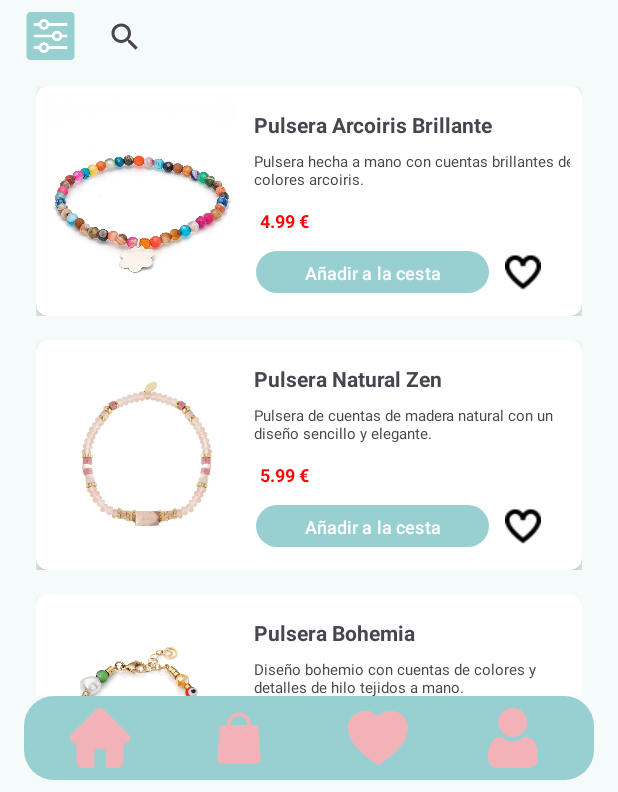
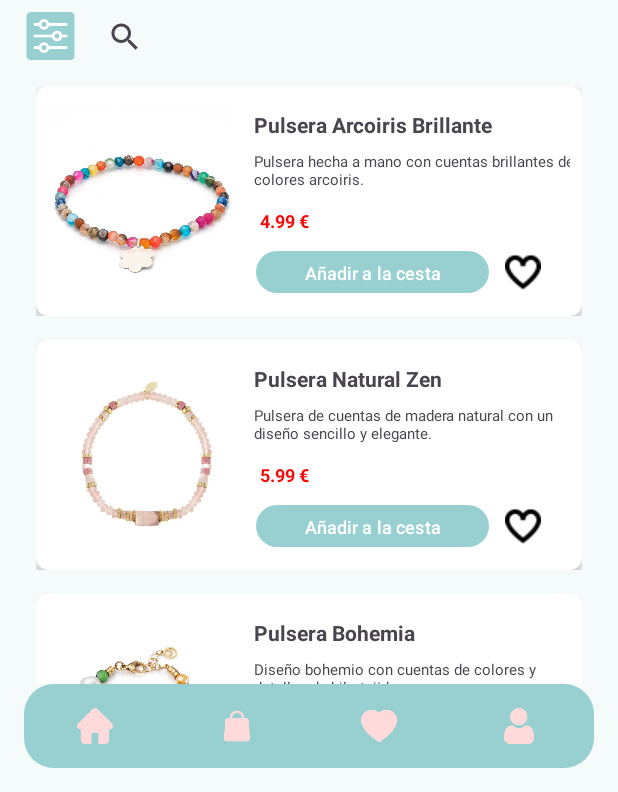
Before and after one commit to danivaraujom/AppMovilDanivDesigns, an Android app: the screen it shows after launch (MainActivity), on a phone screen of 412 x 824 dp, the part 444-1236 px from its top. Run offline under Robolectric (Android 15) with nearby library versions, the phone set to English and light mode, and no system bars.

Commit message:
Unidad 4

```diff
--- a/app/build.gradle.kts
+++ b/app/build.gradle.kts
@@ -37,6 +37,7 @@ dependencies {
     implementation(libs.material)
     implementation(libs.activity)
     implementation(libs.constraintlayout)
+    implementation(libs.car.ui.lib)
     testImplementation(libs.junit)
     androidTestImplementation(libs.ext.junit)
     androidTestImplementation(libs.espresso.core)
--- a/app/src/main/java/com/carba/appmovildanivdesigns/Producto.java
+++ b/app/src/main/java/com/carba/appmovildanivdesigns/Producto.java
@@ -65,4 +65,8 @@ public class Producto {
                 ", esFavorito=" + esFavorito +
                 '}';
     }
+
+    public Object getTipo() {
+        return null;
+    }
 }
--- a/app/src/main/res/layout/activity_main.xml
+++ b/app/src/main/res/layout/activity_main.xml
@@ -48,66 +48,10 @@
         android:layout_marginStart="16dp"
         android:layout_marginTop="8dp"
         android:layout_marginEnd="16dp"
-        app:layout_constraintBottom_toTopOf="@id/barraInferior"
+        app:layout_constraintBottom_toTopOf="@id/tabLayout"
         app:layout_constraintEnd_toEndOf="parent"
         app:layout_constraintStart_toStartOf="parent"
         app:layout_constraintTop_toBottomOf="@id/buscador" />
-
-    <LinearLayout
-        android:id="@+id/barraInferior"
-        android:layout_width="match_parent"
-        android:layout_height="56dp"
-        android:orientation="horizontal"
-        android:gravity="center"
-        android:padding="4dp"
-        android:layout_marginStart="16dp"
-        android:layout_marginEnd="16dp"
-        android:layout_marginBottom="8dp"
-        app:layout_constraintBottom_toBottomOf="parent"
-        app:layout_constraintEnd_toEndOf="parent"
-        app:layout_constraintStart_toStartOf="parent"
-        android:background="@drawable/barra_inferior">
-
-        <ImageButton
-            android:id="@+id/home"
-            android:layout_width="0dp"
-            android:layout_height="40dp"
-            android:layout_weight="1"
-            android:background="@null"
-            android:contentDescription="@string/home"
-            android:scaleType="centerInside"
-            android:src="@drawable/ic_home" />
-
-        <ImageButton
-            android:id="@+id/cesta"
-            android:layout_width="0dp"
-            android:layout_height="40dp"
-            android:layout_weight="1"
-            android:background="@null"
-            android:contentDescription="@string/cesta"
-            android:scaleType="centerInside"
-            android:src="@drawable/ic_cesta" />
-
-        <ImageButton
-            android:id="@+id/favorito"
-            android:layout_width="0dp"
-            android:layout_height="40dp"
-            android:layout_weight="1"
-            android:background="@null"
-            android:contentDescription="@string/favoritos"
-            android:scaleType="centerInside"
-            android:src="@drawable/ic_favorito" />
-
-        <ImageButton
-            android:id="@+id/usuario"
-            android:layout_width="0dp"
-            android:layout_height="40dp"
-            android:layout_weight="1"
-            android:background="@null"
-            android:contentDescription="@string/usuario"
-            android:scaleType="centerInside"
-            android:src="@drawable/ic_usuario" />
-    </LinearLayout>
 
     <LinearLayout
         android:id="@+id/barraSuperior"
@@ -180,4 +124,50 @@
             android:trackTint="@color/md_theme_secondaryContainer" />
     </LinearLayout>
 
+    <com.google.android.material.tabs.TabLayout
+        android:id="@+id/tabLayout"
+        android:layout_width="match_parent"
+        android:layout_height="56dp"
+        android:layout_marginStart="16dp"
+        android:layout_marginEnd="16dp"
+        android:layout_marginBottom="16dp"
+        android:background="@drawable/barra_inferior"
+        app:layout_constraintBottom_toBottomOf="parent"
+        app:layout_constraintEnd_toEndOf="parent"
+        app:layout_constraintHorizontal_bias="0.0"
+        app:layout_constraintStart_toStartOf="parent"
+        app:layout_constraintTop_toBottomOf="@+id/listaProductos"
+        app:layout_constraintVertical_bias="1.0"
+        app:tabGravity="fill"
+        app:tabIconTint="@color/md_theme_secondaryContainer"
+        app:tabIndicatorColor="@color/md_theme_primary"
+        app:tabIndicatorHeight="4dp"
+        app:tabMode="fixed"
+        app:tabRippleColor="@android:color/transparent">
+
+        <com.google.android.material.tabs.TabItem
+            android:id="@+id/tabHome"
+            android:layout_width="wrap_content"
+            android:layout_height="wrap_content"
+            android:icon="@drawable/ic_home" />
+
+        <com.google.android.material.tabs.TabItem
+            android:id="@+id/tabCesta"
+            android:layout_width="wrap_content"
+            android:layout_height="wrap_content"
+            android:icon="@drawable/ic_cesta" />
+
+        <com.google.android.material.tabs.TabItem
+            android:id="@+id/tabFavoritos"
+            android:layout_width="wrap_content"
+            android:layout_height="wrap_content"
+            android:icon="@drawable/ic_favorito" />
+
+        <com.google.android.material.tabs.TabItem
+            android:id="@+id/tabUsuario"
+            android:layout_width="wrap_content"
+            android:layout_height="wrap_content"
+            android:icon="@drawable/ic_usuario" />
+
+    </com.google.android.material.tabs.TabLayout>
 </androidx.constraintlayout.widget.ConstraintLayout>
--- /dev/null
+++ b/app/src/main/res/menu/menu_principal.xml
@@ -0,0 +1,9 @@
+<?xml version="1.0" encoding="utf-8"?>
+<menu xmlns:android="http://schemas.android.com/apk/res/android">
+    <item
+        android:id="@+id/pulsera"
+        android:title="Pulsera" />
+    <item
+        android:id="@+id/collar"
+        android:title="Collar" />
+</menu>
--- a/gradle/libs.versions.toml
+++ b/gradle/libs.versions.toml
@@ -7,6 +7,7 @@ appcompat = "1.7.0"
 material = "1.12.0"
 activity = "1.9.3"
 constraintlayout = "2.2.0"
+carUiLib = "2.6.0"
 
 [libraries]
 junit = { group = "junit", name = "junit", version.ref = "junit" }
@@ -16,6 +17,7 @@ appcompat = { group = "androidx.appcompat", name = "appcompat", version.ref = "a
 material = { group = "com.google.android.material", name = "material", version.ref = "material" }
 activity = { group = "androidx.activity", name = "activity", version.ref = "activity" }
 constraintlayout = { group = "androidx.constraintlayout", name = "constraintlayout", version.ref = "constraintlayout" }
+car-ui-lib = { group = "com.android.car.ui", name = "car-ui-lib", version.ref = "carUiLib" }
 
 [plugins]
 android-application = { id = "com.android.application", version.ref = "agp" }
```
Also changed, not shown: app/src/main/java/com/carba/appmovildanivdesigns/MainActivity.java (+80 -45 lines).
